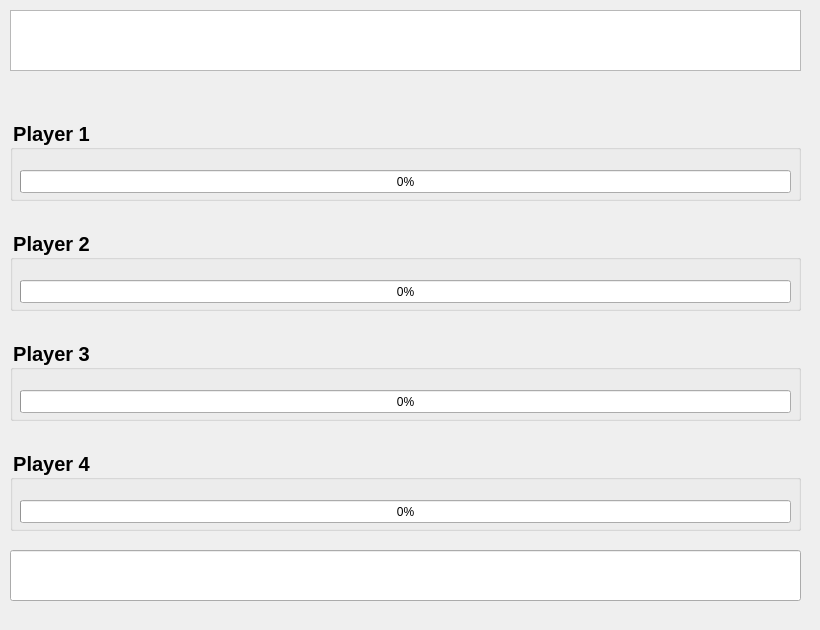
First picture: the form in FingerCoaster/gamedialog.ui, repository PavleVl/FingerCoaster, before the edit.
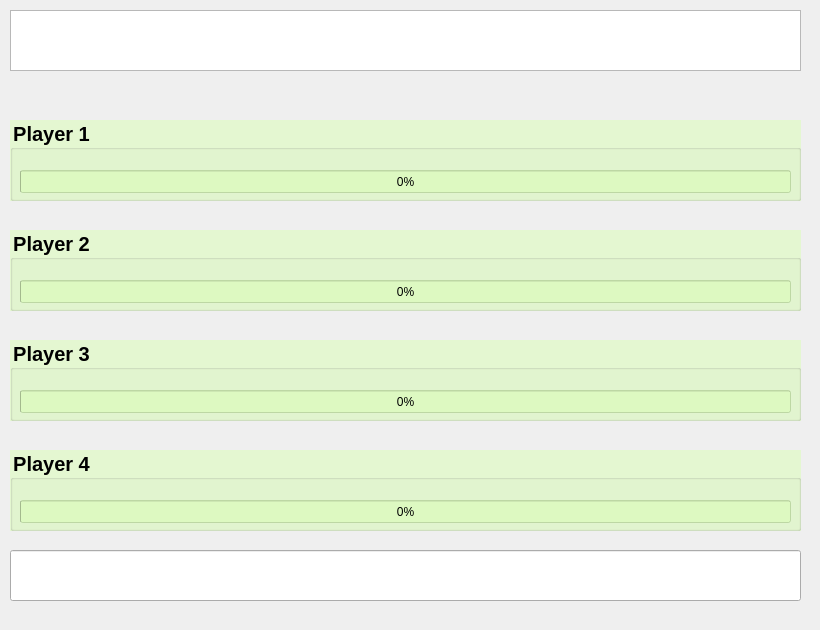
Second picture: the form after the edit.

```diff
--- a/FingerCoaster/gamedialog.ui
+++ b/FingerCoaster/gamedialog.ui
@@ -81,7 +81,7 @@
     </font>
    </property>
    <property name="styleSheet">
-    <string notr="true">color:black</string>
+    <string notr="true">color:black; background-color: rgba(217, 255, 179, 0.5);</string>
    </property>
    <property name="title">
     <string>Player 1</string>
@@ -119,7 +119,7 @@
     </font>
    </property>
    <property name="styleSheet">
-    <string notr="true">color:black</string>
+    <string notr="true">color:black; background-color: rgba(217, 255, 179, 0.5);</string>
    </property>
    <property name="title">
     <string>Player 2</string>
@@ -157,7 +157,7 @@
     </font>
    </property>
    <property name="styleSheet">
-    <string notr="true">color:black</string>
+    <string notr="true">color:black; background-color: rgba(217, 255, 179, 0.5);</string>
    </property>
    <property name="title">
     <string>Player 3</string>
@@ -214,7 +214,7 @@
     </font>
    </property>
    <property name="styleSheet">
-    <string notr="true">color:black</string>
+    <string notr="true">color:black; background-color: rgba(217, 255, 179, 0.5);</string>
    </property>
    <property name="title">
     <string>Player 4</string>
```
